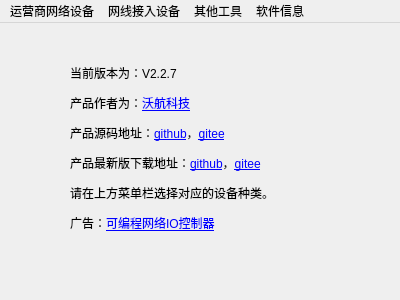
Old version of the form mainwindow/mainwindow.ui in the repository worldflyingct/setdevicetool.
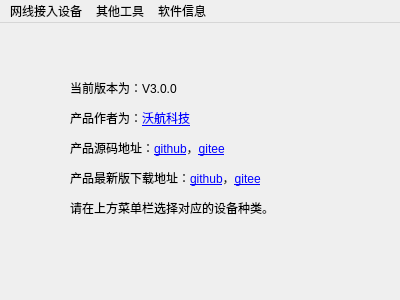
New version of the form. Icons and pictures are not drawn.

Diff of the .ui file:
```diff
--- a/mainwindow/mainwindow.ui
+++ b/mainwindow/mainwindow.ui
@@ -31,7 +31,7 @@
      </rect>
     </property>
     <property name="text">
-     <string>&lt;html&gt;&lt;head/&gt;&lt;body&gt;&lt;p&gt;当前版本为：V2.2.7&lt;/p&gt;&lt;p&gt;产品作者为：&lt;a href=&quot;https://www.worldflying.cn&quot;&gt;&lt;span style=&quot; text-decoration: underline; color:#0000ff;&quot;&gt;沃航科技&lt;/span&gt;&lt;/a&gt;&lt;/p&gt;&lt;p&gt;产品源码地址：&lt;a href=&quot;https://github.com/worldflyingct/setdevicetool&quot;&gt;&lt;span style=&quot; text-decoration: underline; color:#0000ff;&quot;&gt;github&lt;/span&gt;&lt;/a&gt;，&lt;a href=&quot;https://gitee.com/worldflying/setdevicetool&quot;&gt;&lt;span style=&quot; text-decoration: underline; color:#0000ff;&quot;&gt;gitee&lt;/span&gt;&lt;/a&gt;&lt;/p&gt;&lt;p&gt;产品最新版下载地址：&lt;a href=&quot;https://github.com/worldflyingct/setdevicetool/releases&quot;&gt;&lt;span style=&quot; text-decoration: underline; color:#0000ff;&quot;&gt;github&lt;/span&gt;&lt;/a&gt;，&lt;a href=&quot;https://gitee.com/worldflying/setdevicetool/releases&quot;&gt;&lt;span style=&quot; text-decoration: underline; color:#0000ff;&quot;&gt;gitee&lt;/span&gt;&lt;/a&gt;&lt;/p&gt;&lt;p&gt;请在上方菜单栏选择对应的设备种类。&lt;/p&gt;&lt;p&gt;广告：&lt;a href=&quot;https://www.worldflying.cn/product-type-programio.html&quot;&gt;&lt;span style=&quot; text-decoration: underline; color:#0000ff;&quot;&gt;可编程网络IO控制器&lt;/span&gt;&lt;/a&gt;&lt;/p&gt;&lt;/body&gt;&lt;/html&gt;</string>
+     <string>&lt;html&gt;&lt;head/&gt;&lt;body&gt;&lt;p&gt;当前版本为：V3.0.0&lt;/p&gt;&lt;p&gt;产品作者为：&lt;a href=&quot;https://www.worldflying.cn&quot;&gt;&lt;span style=&quot; text-decoration: underline; color:#0000ff;&quot;&gt;沃航科技&lt;/span&gt;&lt;/a&gt;&lt;/p&gt;&lt;p&gt;产品源码地址：&lt;a href=&quot;https://github.com/worldflyingct/setdevicetool&quot;&gt;&lt;span style=&quot; text-decoration: underline; color:#0000ff;&quot;&gt;github&lt;/span&gt;&lt;/a&gt;，&lt;a href=&quot;https://gitee.com/worldflying/setdevicetool&quot;&gt;&lt;span style=&quot; text-decoration: underline; color:#0000ff;&quot;&gt;gitee&lt;/span&gt;&lt;/a&gt;&lt;/p&gt;&lt;p&gt;产品最新版下载地址：&lt;a href=&quot;https://github.com/worldflyingct/setdevicetool/releases&quot;&gt;&lt;span style=&quot; text-decoration: underline; color:#0000ff;&quot;&gt;github&lt;/span&gt;&lt;/a&gt;，&lt;a href=&quot;https://gitee.com/worldflying/setdevicetool/releases&quot;&gt;&lt;span style=&quot; text-decoration: underline; color:#0000ff;&quot;&gt;gitee&lt;/span&gt;&lt;/a&gt;&lt;/p&gt;&lt;p&gt;请在上方菜单栏选择对应的设备种类。&lt;/p&gt;&lt;/body&gt;&lt;/html&gt;</string>
     </property>
     <property name="openExternalLinks">
      <bool>true</bool>
@@ -47,19 +47,9 @@
      <x>0</x>
      <y>0</y>
      <width>400</width>
-     <height>26</height>
+     <height>23</height>
     </rect>
    </property>
-   <widget class="QMenu" name="menu">
-    <property name="title">
-     <string>运营商网络设备</string>
-    </property>
-    <addaction name="actionIspIoController"/>
-    <addaction name="actionIsp485GateWay"/>
-    <addaction name="actionIspCollector"/>
-    <addaction name="separator"/>
-    <addaction name="actionIspIotProgram"/>
-   </widget>
    <widget class="QMenu" name="menu2">
     <property name="title">
      <string>其他工具</string>
@@ -86,7 +76,6 @@
     </property>
     <addaction name="actionRj45IotProgram"/>
    </widget>
-   <addaction name="menu"/>
    <addaction name="menuRj45"/>
    <addaction name="menu2"/>
    <addaction name="menu3"/>
```
Left out of the diff: 45 changed lines with no effect on the pictures.
